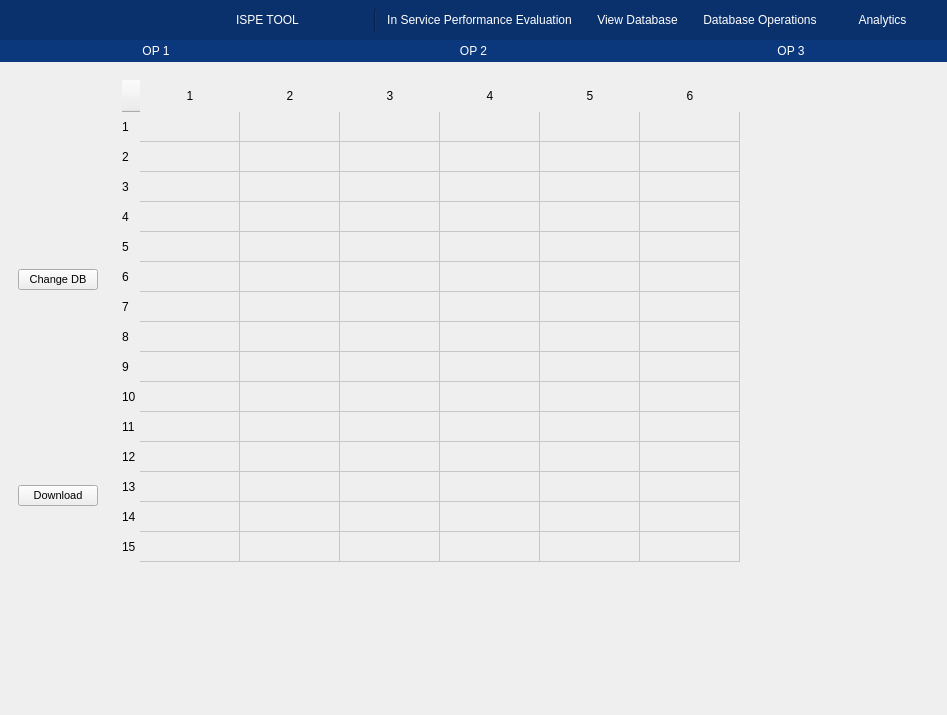
The window that UI/designer_files/mainWindow.ui (nirupam52/TxDOT-Project) describes before a commit, drawn with Qt 5.
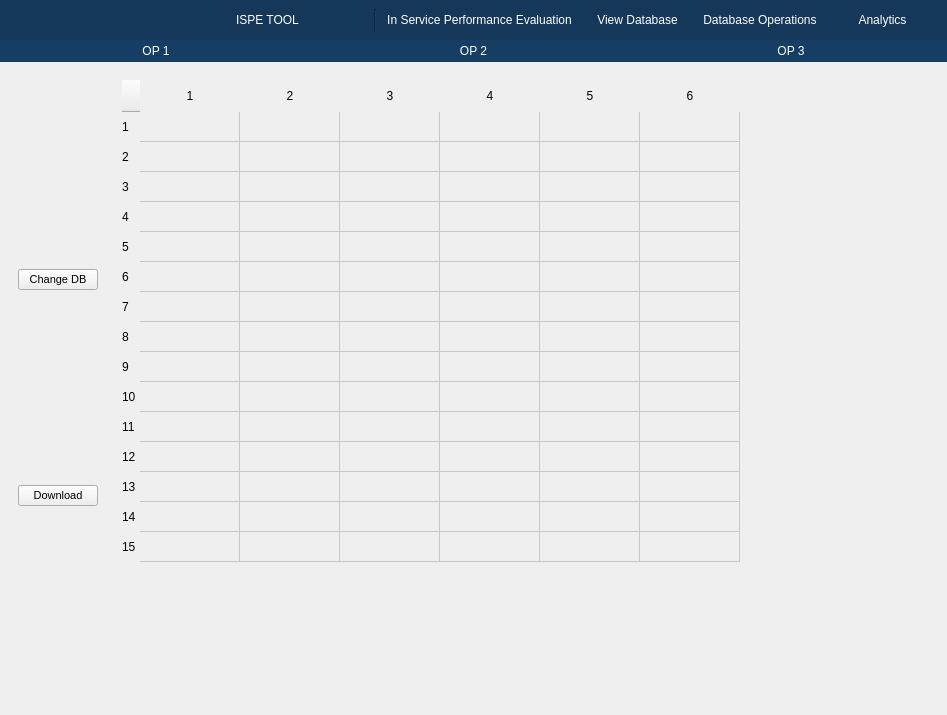
The same window after the commit. Icons and pictures are not drawn.

What changed in the file:
```diff
--- a/UI/designer_files/mainWindow.ui
+++ b/UI/designer_files/mainWindow.ui
@@ -35,11 +35,12 @@
       <property name="maximumSize">
        <size>
         <width>16777215</width>
-        <height>80</height>
+        <height>100</height>
        </size>
       </property>
       <property name="styleSheet">
-       <string notr="true">background-color: rgb(10, 49, 108);
+       <string notr="true">
+background-color: rgb(20, 55, 90);
 </string>
       </property>
       <property name="frameShape">
@@ -84,6 +85,12 @@
           </property>
           <item>
            <widget class="QLabel" name="logo_label">
+            <property name="maximumSize">
+             <size>
+              <width>125</width>
+              <height>100</height>
+             </size>
+            </property>
             <property name="text">
              <string/>
             </property>
@@ -233,10 +240,11 @@
       </property>
       <property name="styleSheet">
        <string notr="true">background-color: rgb(255, 255, 255);
+background-color: rgb(22, 61, 100);
 font: 8pt &quot;Arial&quot;;
 font: 8pt &quot;Arial&quot;;
 color: rgb(255, 255, 255);
-background-color: rgb(11, 56, 124);</string>
+</string>
       </property>
       <property name="frameShape">
        <enum>QFrame::NoFrame</enum>
```
Left out of the diff: 12 changed lines with no effect on the pictures.
